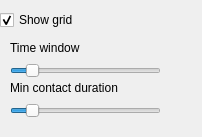
Old version of the form src/plugins/GridStatDecorator/control.ui in the repository Bramas/manet-viz.
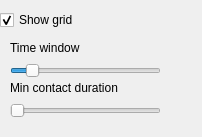
New version of the form.

```diff
--- a/src/plugins/GridStatDecorator/control.ui
+++ b/src/plugins/GridStatDecorator/control.ui
@@ -102,13 +102,19 @@
     </rect>
    </property>
    <property name="minimum">
-    <number>5</number>
+    <number>0</number>
    </property>
    <property name="maximum">
     <number>500</number>
    </property>
+   <property name="singleStep">
+    <number>0</number>
+   </property>
+   <property name="value">
+    <number>0</number>
+   </property>
    <property name="sliderPosition">
-    <number>60</number>
+    <number>0</number>
    </property>
    <property name="orientation">
     <enum>Qt::Horizontal</enum>
```
